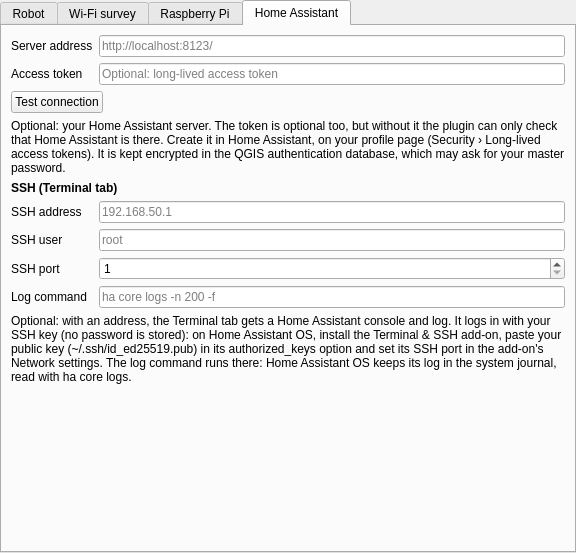
Before: the Qt Designer form valetudo_qgis/ui/settings_page.ui in sylsta/homeqgis, drawn with Qt 5.
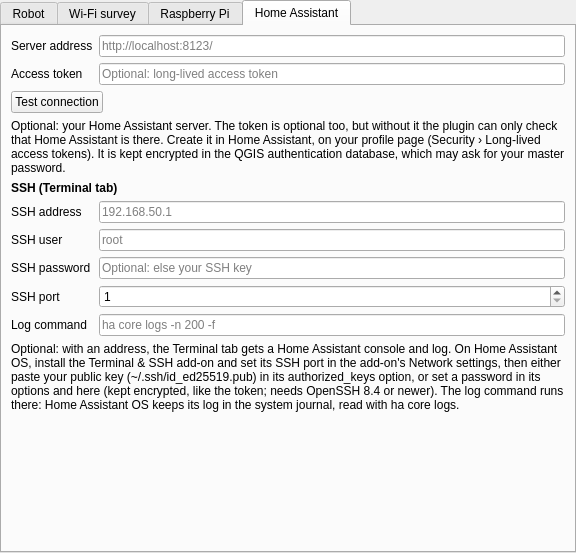
After: the same form once the commit is applied. The open tabs and pages were chosen to show the change. Custom widgets are drawn as their Qt base class.

Commit message: Home Assistant SSH: optional password, stored encrypted; offer the settings at start-up when no robot is set

```diff
--- a/valetudo_qgis/ui/settings_page.ui
+++ b/valetudo_qgis/ui/settings_page.ui
@@ -695,13 +695,30 @@
         </widget>
        </item>
        <item row="7" column="0">
+        <widget class="QLabel" name="lbl_ha_ssh_password">
+         <property name="text">
+          <string>SSH password</string>
+         </property>
+        </widget>
+       </item>
+       <item row="7" column="1">
+        <widget class="QLineEdit" name="ha_ssh_password">
+         <property name="echoMode">
+          <enum>QLineEdit::Password</enum>
+         </property>
+         <property name="placeholderText">
+          <string>Optional: else your SSH key</string>
+         </property>
+        </widget>
+       </item>
+       <item row="8" column="0">
         <widget class="QLabel" name="lbl_ha_ssh_port">
          <property name="text">
           <string>SSH port</string>
          </property>
         </widget>
        </item>
-       <item row="7" column="1">
+       <item row="8" column="1">
         <widget class="QSpinBox" name="ha_ssh_port">
          <property name="minimum">
           <number>1</number>
@@ -714,27 +731,27 @@
          </property>
         </widget>
        </item>
-       <item row="8" column="0">
+       <item row="9" column="0">
         <widget class="QLabel" name="lbl_ha_log_command">
          <property name="text">
           <string>Log command</string>
          </property>
         </widget>
        </item>
-       <item row="8" column="1">
+       <item row="9" column="1">
         <widget class="QLineEdit" name="ha_log_command">
          <property name="placeholderText">
           <string notr="true">ha core logs -n 200 -f</string>
          </property>
         </widget>
        </item>
-       <item row="9" column="0" colspan="2">
+       <item row="10" column="0" colspan="2">
         <widget class="QLabel" name="lbl_ha_ssh_hint">
          <property name="wordWrap">
           <bool>true</bool>
          </property>
          <property name="text">
-          <string>Optional: with an address, the Terminal tab gets a Home Assistant console and log. It logs in with your SSH key (no password is stored): on Home Assistant OS, install the Terminal &amp; SSH add-on, paste your public key (~/.ssh/id_ed25519.pub) in its authorized_keys option and set its SSH port in the add-on's Network settings. The log command runs there: Home Assistant OS keeps its log in the system journal, read with ha core logs.</string>
+          <string>Optional: with an address, the Terminal tab gets a Home Assistant console and log. On Home Assistant OS, install the Terminal &amp; SSH add-on and set its SSH port in the add-on's Network settings, then either paste your public key (~/.ssh/id_ed25519.pub) in its authorized_keys option, or set a password in its options and here (kept encrypted, like the token; needs OpenSSH 8.4 or newer). The log command runs there: Home Assistant OS keeps its log in the system journal, read with ha core logs.</string>
          </property>
         </widget>
        </item>
```
The commit also changes 11 other files.
